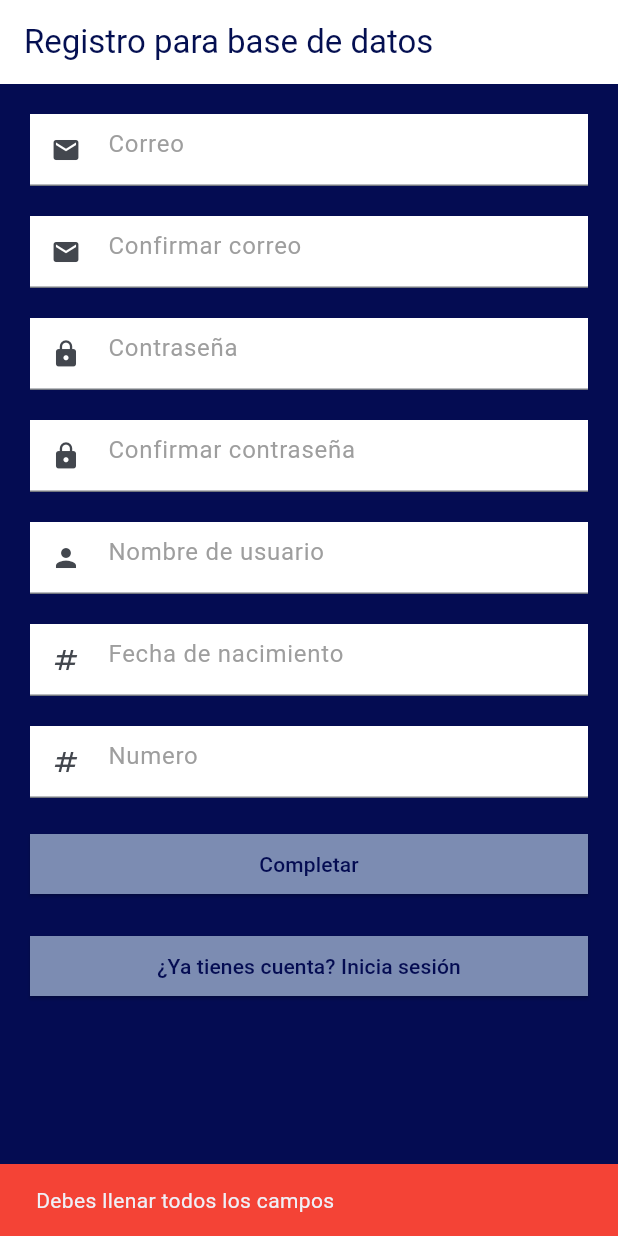
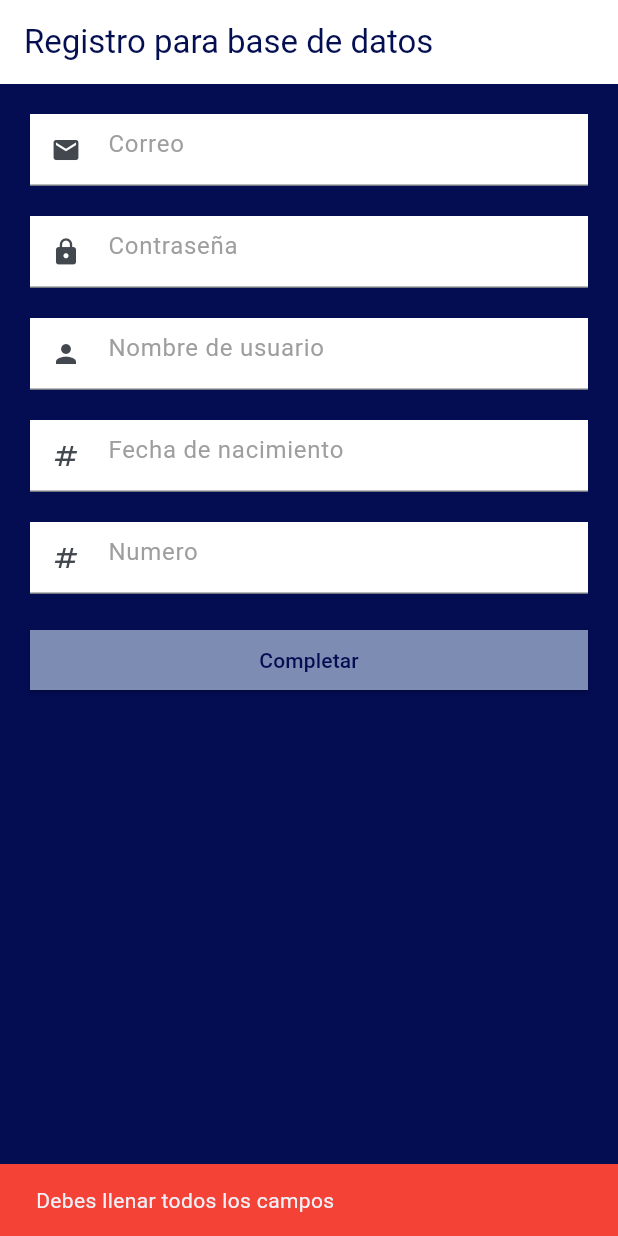
Before and after one commit to JuanPabloSaavedraRamirez/AppAulaGrama, a Flutter app: the screen it shows after launch, after a tap on "Completar", on a phone screen of 412 x 824 dp. Run offline on Flutter 3.47's test engine with Material 3 defaults, Android fonts, the phone set to English and light mode, and no system bars; our stand-ins replace image_cropper, image_picker, shared_preferences.

Commit message:
hide unos cambios en mi

```diff
--- a/lib/registerBD.dart
+++ b/lib/registerBD.dart
@@ -12,29 +12,17 @@ class RegisterBD extends StatefulWidget {
 
 class _RegisterStateBD extends State<RegisterBD> {
   final TextEditingController emailController = TextEditingController();
-  final TextEditingController confirmEmailController = TextEditingController();
   final TextEditingController passwordController = TextEditingController();
-  final TextEditingController confirmPasswordController = TextEditingController();
   final TextEditingController usernameController = TextEditingController();
   final TextEditingController ageController = TextEditingController();
   final TextEditingController numberController = TextEditingController();
 
   bool _validateFields() {
     return emailController.text.isNotEmpty &&
-        confirmEmailController.text.isNotEmpty &&
         passwordController.text.isNotEmpty &&
-        confirmPasswordController.text.isNotEmpty &&
         usernameController.text.isNotEmpty &&
         ageController.text.isNotEmpty &&
         numberController.text.isNotEmpty;
-  }
-
-  bool _validateEmails() {
-    return emailController.text == confirmEmailController.text;
-  }
-
-  bool _validatePasswords() {
-    return passwordController.text == confirmPasswordController.text;
   }
 
   void _showError(String message) {
@@ -47,13 +35,6 @@ class _RegisterStateBD extends State<RegisterBD> {
     );
   }
 
-  Future<void> _saveData() async {
-    SharedPreferences prefs = await SharedPreferences.getInstance();
-    await prefs.setString('email', emailController.text);
-    await prefs.setString('username', usernameController.text);
-    await prefs.setString('age', ageController.text);
-    await prefs.setString('number', numberController.text);
-  }
 
 
   void _onComplete() async {
@@ -61,16 +42,7 @@ class _RegisterStateBD extends State<RegisterBD> {
       ScaffoldMessenger.of(context).showSnackBar(
           SnackBar(content: Text("Debes llenar todos los campos"),
             backgroundColor: Colors.red,));
-    } else if (!_validateEmails()) {
-      ScaffoldMessenger.of(context).showSnackBar(
-          SnackBar(content: Text("Los correos no coinciden. Por favor, verifica tus datos."),
-            backgroundColor: Colors.red,));
-    } else if (!_validatePasswords()) {
-      ScaffoldMessenger.of(context).showSnackBar(
-          SnackBar(content: Text("Las contraseñas no coinciden. Por favor, verifica tus datos."),
-            backgroundColor: Colors.red,));
     } else {
-      await _saveData();
       Navigator.of(context).pushReplacement(MaterialPageRoute(builder: (BuildContext context) {
         return Perfil(
           username: usernameController.text,
@@ -114,35 +86,10 @@ class _RegisterStateBD extends State<RegisterBD> {
                   margin: EdgeInsets.all(10),
                   color: Colors.white,
                   child: TextField(
-                    controller: confirmEmailController,
-                    decoration: InputDecoration(
-                      hintText: "Confirmar correo",
-                      hintStyle: TextStyle(color: Colors.grey),
-                      prefixIcon: Icon(Icons.email, size: 20),
-                    ),
-                  ),
-                ),
-                Container(
-                  margin: EdgeInsets.all(10),
-                  color: Colors.white,
-                  child: TextField(
                     controller: passwordController,
                     obscureText: true,
                     decoration: InputDecoration(
                       hintText: "Contraseña",
-                      hintStyle: TextStyle(color: Colors.grey),
-                      prefixIcon: Icon(Icons.lock, size: 20),
-                    ),
-                  ),
-                ),
-                Container(
-                  margin: EdgeInsets.all(10),
-                  color: Colors.white,
-                  child: TextField(
-                    controller: confirmPasswordController,
-                    obscureText: true,
-                    decoration: InputDecoration(
-                      hintText: "Confirmar contraseña",
                       hintStyle: TextStyle(color: Colors.grey),
                       prefixIcon: Icon(Icons.lock, size: 20),
                     ),
@@ -165,7 +112,7 @@ class _RegisterStateBD extends State<RegisterBD> {
                   color: Colors.white,
                   child: TextField(
                     controller: ageController,
-                    keyboardType: TextInputType.number,
+                    //keyboardType: TextInputType.number,
                     decoration: InputDecoration(
                       hintText: "Fecha de nacimiento",
                       hintStyle: TextStyle(color: Colors.grey),
@@ -209,7 +156,7 @@ class _RegisterStateBD extends State<RegisterBD> {
                     ),
                   ),
                 ),
-                Container(
+                /*Container(
                   margin: EdgeInsets.all(10),
                   child: ElevatedButton(
                     onPressed: () {
@@ -240,7 +187,7 @@ class _RegisterStateBD extends State<RegisterBD> {
                       ),
                     ),
                   ),
-                ),
+                ),*/
 
               ],
             ),
```
